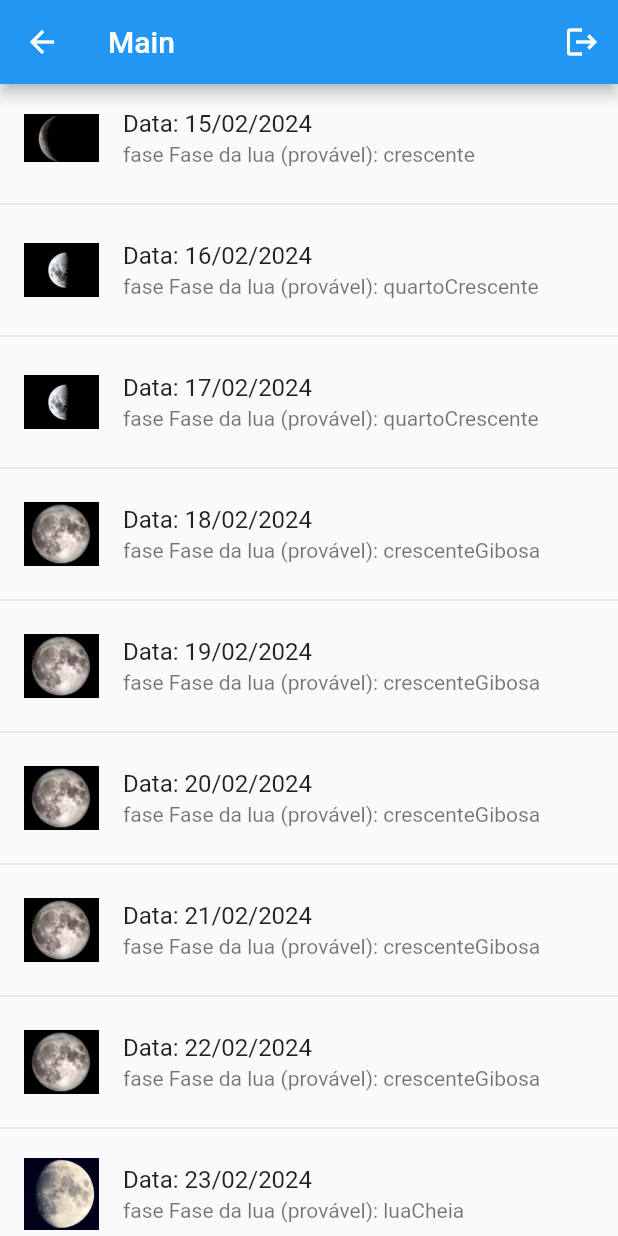
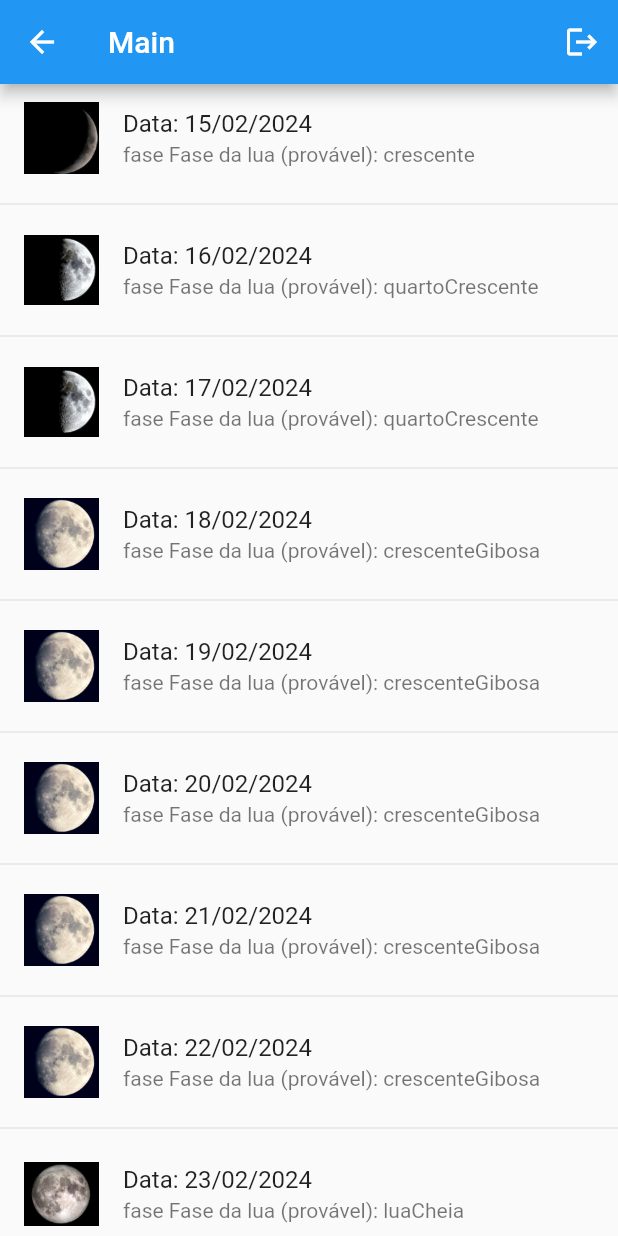
Before and after one commit to mapti-michel/flutter-projeto, a Flutter app: the MainPage screen opened by its route, on a phone screen of 412 x 824 dp. Run offline on Flutter 3.47's test engine with Material 2 defaults, Android fonts, the phone set to English and light mode, and no system bars; our stand-ins replace firebase_analytics, firebase_auth, firebase_core, flutter_slidable, shared_preferences; accounts and stored records are empty.

Commit message:
Update files

```diff
--- a/fasesDaLua/lib/pages/lua_pages/luapage.dart
+++ b/fasesDaLua/lib/pages/lua_pages/luapage.dart
@@ -44,21 +44,22 @@ class LuaPage extends StatelessWidget {
     var dateMonth =  currentDate.add(Duration(days: index));
     // var lunarDayConway = moon.getLunarDay(dateMonth);
     var lunarDayConway = moon.getLunarDayConway(dateMonth);
+
     switch(moon.getMoonPhaseConway(lunarDayConway).index) {
     case 0:
       return "assets/imagens/luaNova.png";
     case 1:
-      return "assets/imagens/luaCrescenteConcava.png";
+      return "assets/imagens/luaMinguanteConcava.png";
     case 2:
       return "assets/imagens/quartoCrescente.png";
     case 3:
+      return "assets/imagens/luaMinguanteConvexa.png";
+    case 4:
       return "assets/imagens/luaCheia.png";
-    case 4:
-      return "assets/imagens/luaMinguanteConvexa.png";
     case 5:
       return "assets/imagens/quartoMinguante.png";
     default:
-      return "assets/imagens/luaMinguanteConcava.png";
+      return "assets/imagens/luaCrescenteConcava.png";
     }
   }
 }
```
Also changed, not shown: fasesDaLua/assets/imagens/quartoCrescente.png, fasesDaLua/assets/imagens/quartoMinguante.png, fasesDaLua/pubspec.lock, 1 other file.
